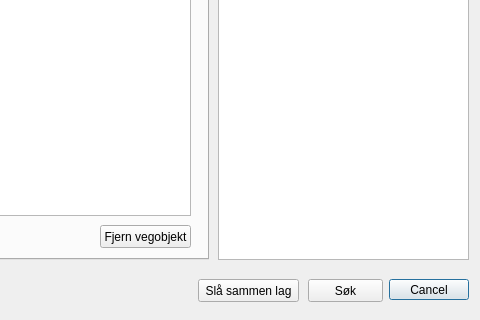
This is nvdb_qgis_plugin_dialog_base.ui in vtfk/NVDB-qgis-plugin as Qt 5 draws it before an edit; both pictures show x 392 to 872 and y 271 to 591 of the 872 by 591 pixel window. The edited form follows.
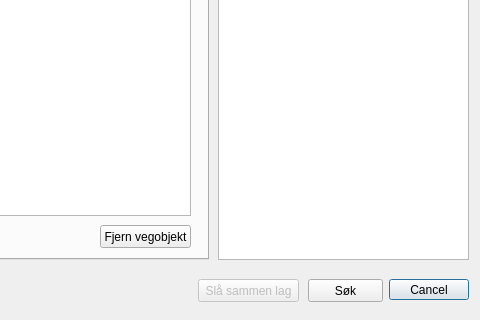
This is the edited form.

Commit message: skrudde av merge-funskjon

The edit to the form file:
```diff
--- a/nvdb_qgis_plugin_dialog_base.ui
+++ b/nvdb_qgis_plugin_dialog_base.ui
@@ -975,6 +975,9 @@
    </widget>
   </widget>
   <widget class="QPushButton" name="mergeButton">
+   <property name="enabled">
+    <bool>false</bool>
+   </property>
    <property name="geometry">
     <rect>
      <x>590</x>
```
